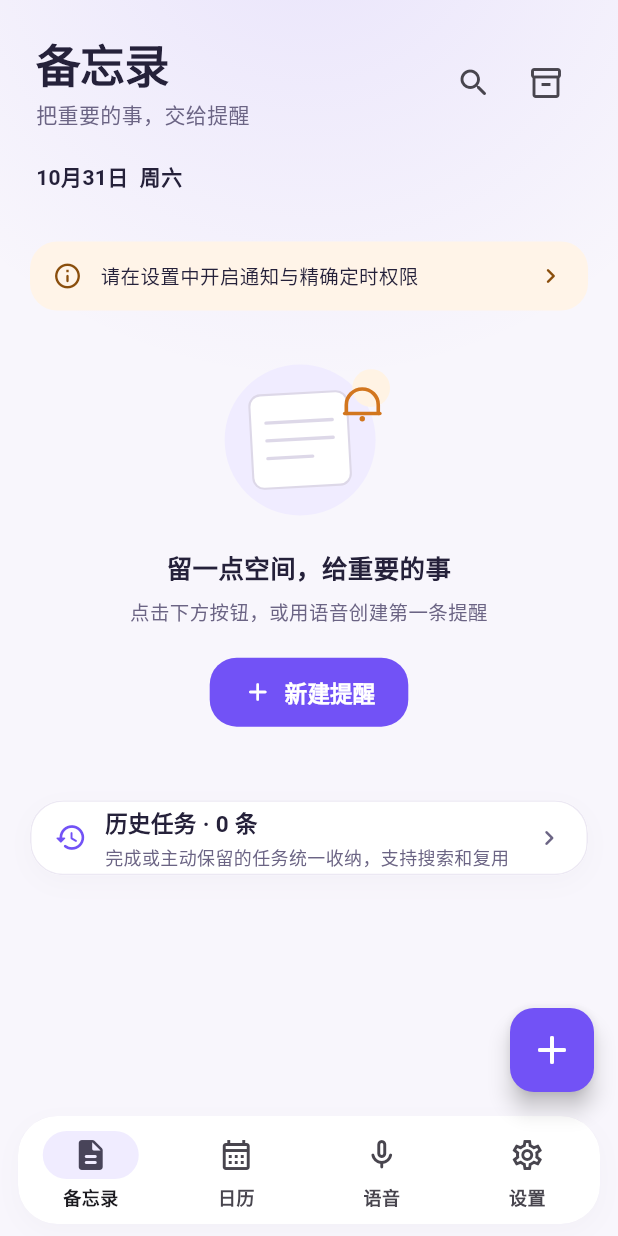
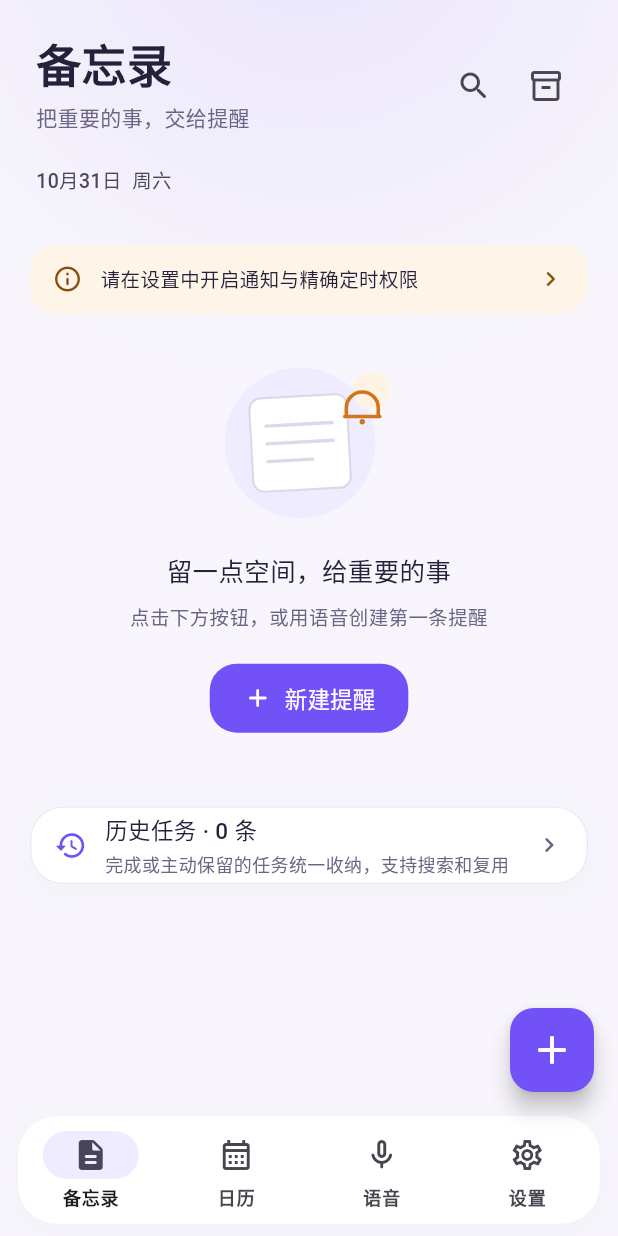
Before and after one commit to niceday-hh/codex_flutter2, a Flutter app: the screen it shows after launch, on a phone screen of 412 x 824 dp. Run offline on Flutter 3.47's test engine with Material 3 defaults, Android fonts, the phone set to English and light mode, and no system bars; missing offline and left inert: sherpa_onnx.

Commit message:
style: 排版减重与深色分层
- 字重收敛为 400/500/600 三档，中文去掉负字距，行高 1.5 -> 1.62
- 时间降级：主卡 34/w600，卡片 21/w600
- 分组头改为 muted/w500 + 短横与细线，不再是 ink/w700 的横带
- 深色改三档表面，正文降到 #E9E4F4（14.4:1）
- 主卡投影跟随强调色
- 四条守卫测试锁住字重、字距、字号与深色分层

```diff
--- a/lib/design_tokens.dart
+++ b/lib/design_tokens.dart
@@ -33,7 +33,7 @@ abstract final class MemoColor {
   static const canvas = Color(0xFFF8F6FC);
   /// The dark canvas. Also the label colour for pastel fills in dark mode,
   /// where white would only reach 3.5:1.
-  static const night = Color(0xFF121017);
+  static const night = Color(0xFF0E0D13);
   static const surface = Color(0xFFFFFFFF);
   static const surfaceAlt = Color(0xFFFBFAFE);
 
@@ -185,32 +185,41 @@ Color inkOn(Color swatch) {
   return white >= night ? Colors.white : MemoColor.night;
 }
 
-/// Eight steps, no free-form font sizes. Line heights are pre-baked so text
+  /// Eight steps, no free-form font sizes. Line heights are pre-baked so text
 /// never relies on the default 1.2 that makes Chinese paragraphs look cramped.
+///
+/// **Three weights, no more.** 400 body, 500 emphasis, 600 headings. The old
+/// scale ran w800 on five levels of the same screen, so "bold" stopped meaning
+/// anything and every paragraph read as a headline. Weight is a hierarchy
+/// signal; spending it everywhere removes the hierarchy.
+///
+/// **No negative tracking on Chinese.** Latin can take -0.4px at 30px, Han
+/// glyphs cannot: their strokes start touching and a bold face turns into a
+/// slab. Only the tabular time keeps a little, because digits are narrow.
 abstract final class MemoText {
-  static const display = TextStyle(fontSize: 30, height: 1.2, fontWeight: FontWeight.w800, letterSpacing: -.4, color: MemoColor.ink);
-  static const title = TextStyle(fontSize: 22, height: 1.28, fontWeight: FontWeight.w700, color: MemoColor.ink);
-  static const headline = TextStyle(fontSize: 17, height: 1.4, fontWeight: FontWeight.w600, color: MemoColor.ink);
-  static const subtitle = TextStyle(fontSize: 15, height: 1.45, fontWeight: FontWeight.w600, color: MemoColor.ink);
-  static const body = TextStyle(fontSize: 14, height: 1.5, color: MemoColor.ink);
-  static const label = TextStyle(fontSize: 13, height: 1.45, fontWeight: FontWeight.w500, color: MemoColor.inkSoft);
-  static const caption = TextStyle(fontSize: 12, height: 1.45, color: MemoColor.muted);
-  static const overline = TextStyle(fontSize: 12, height: 1.3, fontWeight: FontWeight.w600, letterSpacing: .3, color: MemoColor.muted);
+  static const display = TextStyle(fontSize: 30, height: 1.24, fontWeight: FontWeight.w600, color: MemoColor.ink);
+  static const title = TextStyle(fontSize: 21, height: 1.3, fontWeight: FontWeight.w600, color: MemoColor.ink);
+  static const headline = TextStyle(fontSize: 17, height: 1.45, fontWeight: FontWeight.w500, color: MemoColor.ink);
+  static const subtitle = TextStyle(fontSize: 15, height: 1.5, fontWeight: FontWeight.w500, color: MemoColor.ink);
+  static const body = TextStyle(fontSize: 14, height: 1.62, color: MemoColor.ink);
+  static const label = TextStyle(fontSize: 13, height: 1.5, fontWeight: FontWeight.w500, color: MemoColor.inkSoft);
+  static const caption = TextStyle(fontSize: 12, height: 1.5, color: MemoColor.muted);
+  static const overline = TextStyle(fontSize: 12, height: 1.3, fontWeight: FontWeight.w600, color: MemoColor.muted);
 
   /// Buttons: no baked-in colour, so `foregroundColor` from the theme wins.
-  static const button = TextStyle(fontSize: 15, height: 1.4, fontWeight: FontWeight.w600);
+  static const button = TextStyle(fontSize: 15, height: 1.4, fontWeight: FontWeight.w500);
 
   /// The two display numbers. Big enough that the time reads before the text,
   /// which is what makes a list of reminders scannable rather than readable.
-  static const heroTime = TextStyle(fontSize: 40, height: 1.06, letterSpacing: -1.2,
-    fontWeight: FontWeight.w800, color: Color(0xFFFFFFFF), fontFeatures: tabular);
-  static const cardTime = TextStyle(fontSize: 26, height: 1.1, letterSpacing: -.8,
-    fontWeight: FontWeight.w800, color: MemoColor.ink, fontFeatures: tabular);
+  static const heroTime = TextStyle(fontSize: 34, height: 1.08, letterSpacing: -.6,
+    fontWeight: FontWeight.w600, color: Color(0xFFFFFFFF), fontFeatures: tabular);
+  static const cardTime = TextStyle(fontSize: 21, height: 1.14, letterSpacing: -.2,
+    fontWeight: FontWeight.w600, color: MemoColor.ink, fontFeatures: tabular);
 
   /// Card title: one step above [subtitle], so the clock and the text are not
   /// competing at almost the same size.
-  static const cardTitle = TextStyle(fontSize: 16, height: 1.45, fontWeight: FontWeight.w600, color: MemoColor.ink);
-  static const heroTitle = TextStyle(fontSize: 18, height: 1.4, fontWeight: FontWeight.w600, color: Color(0xFFFFFFFF));
+  static const cardTitle = TextStyle(fontSize: 15.5, height: 1.5, fontWeight: FontWeight.w500, color: MemoColor.ink);
+  static const heroTitle = TextStyle(fontSize: 17, height: 1.45, fontWeight: FontWeight.w500, color: Color(0xFFFFFFFF));
 
   /// Numbers that must not jitter (countdowns, clocks, dates).
   static const tabular = <FontFeature>[FontFeature.tabularFigures()];
@@ -247,8 +256,12 @@ abstract final class MemoShadow {
   static const float = <BoxShadow>[BoxShadow(color: Color(0x120E0824), blurRadius: 22, offset: Offset(0, 10))];
   static const sheet = <BoxShadow>[BoxShadow(color: Color(0x240E0824), blurRadius: 40, offset: Offset(0, 18))];
 
-  /// Brand-tinted lift under the hero card, so it reads as lit rather than cut out.
-  static const hero = <BoxShadow>[BoxShadow(color: Color(0x3D4A2BC4), blurRadius: 26, offset: Offset(0, 12))];
+  /// Brand-tinted lift under the hero card, so it reads as lit rather than cut
+  /// out. Takes the colour from the active ramp: a violet shadow under a teal
+  /// card looked like a bruise.
+  static List<BoxShadow> heroFor(Color brand600) =>
+    [BoxShadow(color: brand600.withValues(alpha: .24), blurRadius: 26, offset: const Offset(0, 12))];
+
 
   /// Pressed card: the shadow tightens as the card dips, so the finger gets a
   /// second, cheaper signal on top of the ripple.
@@ -283,7 +296,12 @@ abstract final class MemoMotion {
 /// ships; anything else is a one-off that will drift.
 @immutable
 class MemoPalette {
-  final Color surface, canvas, ink, inkSoft, muted, line, lineStrong, outline;
+  /// Three surfaces, not two. `canvas` is the page, `surface` is a resting card,
+  /// `surfaceAlt` is something lifted off the page (sheets, menus, the selected
+  /// swatch frame). In dark mode the three are only ~4% apart in luminance —
+  /// enough to read as layers, not enough to glow.
+  final Color surface, surfaceAlt, canvas;
+  final Color ink, inkSoft, muted, line, lineStrong, outline;
   final Color brand50, brand100, brand200, brand400, brand500, brand600, brand700, brand800;
   final Color onBrand, onBrandSoft, amber, amberSurface, amberInk, amberDeep;
   final Color danger, dangerSurface, success, warning, warningSurface;
@@ -301,6 +319,7 @@ class MemoPalette {
     required this.onBrand, required this.onBrandSoft, required this.amber, required this.amberSurface,
     required this.amberInk, required this.amberDeep, required this.danger, required this.dangerSurface,
     required this.success, required this.warning, required this.warningSurface,
+    this.surfaceAlt = MemoColor.surfaceAlt,
     this.brand = brandVioletLight, this.accent = MemoAccent.violet,
   });
 
@@ -310,8 +329,8 @@ class MemoPalette {
   MemoPalette withBrand(MemoAccent accent, Brightness brightness) {
     final b = brandFor(accent, brightness);
     return MemoPalette(
-      surface: surface, canvas: canvas, ink: ink, inkSoft: inkSoft, muted: muted, line: line,
-      lineStrong: lineStrong, outline: outline,
+      surface: surface, surfaceAlt: surfaceAlt, canvas: canvas, ink: ink, inkSoft: inkSoft,
+      muted: muted, line: line, lineStrong: lineStrong, outline: outline,
       brand50: b.c50, brand100: b.c100, brand200: b.c200, brand400: b.c400,
       brand500: b.c500, brand600: b.c600, brand700: b.c700, brand800: b.c800,
       onBrand: onBrand, onBrandSoft: onBrandSoft, amber: amber, amberSurface: amberSurface,
@@ -326,7 +345,8 @@ class MemoPalette {
     ? brand.gradientDawn : hour >= 10 && hour < 17 ? brand.gradientDay : brand.gradientNight;
 
   static const light = MemoPalette(
-    surface: MemoColor.surface, canvas: MemoColor.canvas, ink: MemoColor.ink,
+    surface: MemoColor.surface, surfaceAlt: MemoColor.surfaceAlt, canvas: MemoColor.canvas,
+    ink: MemoColor.ink,
     inkSoft: MemoColor.inkSoft, muted: MemoColor.muted, line: MemoColor.line,
     lineStrong: MemoColor.lineStrong, outline: MemoColor.outline,
     brand50: MemoColor.brand50, brand100: MemoColor.brand100, brand200: MemoColor.brand200,
@@ -338,14 +358,18 @@ class MemoPalette {
     success: MemoColor.success, warning: MemoColor.warning, warningSurface: MemoColor.warningSurface,
   );
 
-  /// Not an inverted light theme: the surfaces are near-black with a violet
-  /// cast (#121017 / #1B1822) so the brand does not turn grey at night, and
-  /// every text colour clears 4.5:1 against its own surface:
-  /// ink 15.4:1, muted 7.1:1, outline 5.4:1 on [surface].
+  /// Not an inverted light theme: three near-black surfaces with a violet cast
+  /// (#0E0D13 page → #191622 card → #221E2D lifted) so the brand does not turn
+  /// grey at night, and every text colour clears 4.5:1 against its own surface:
+  /// ink 14.4:1, muted 7.1:1, outline 6.2:1 on [surface].
+  ///
+  /// `ink` used to be #F3EFFA. Dropping four percent of its luminance keeps it
+  /// above AAA (14.4:1) while taking the glare off long paragraphs at 2 a.m.
   static const dark = MemoPalette(
-    surface: Color(0xFF1B1822), canvas: MemoColor.night, ink: Color(0xFFF3EFFA),
-    inkSoft: Color(0xFFD9D3E6), muted: Color(0xFFA79FB9), line: Color(0xFF2E2938),
-    lineStrong: Color(0xFF3D3649), outline: Color(0xFF928AA6),
+    surface: Color(0xFF191622), surfaceAlt: Color(0xFF221E2D), canvas: MemoColor.night,
+    ink: Color(0xFFE9E4F4),
+    inkSoft: Color(0xFFD9D3E6), muted: Color(0xFFA79FB9), line: Color(0xFF383244),
+    lineStrong: Color(0xFF453D55), outline: Color(0xFF928AA6),
     brand50: Color(0xFF1F1A2E), brand100: Color(0xFF2A2340), brand200: Color(0xFF3B3160),
     brand400: Color(0xFF9B82FF), brand500: Color(0xFF8C74FF), brand600: Color(0xFFA18CFF),
     brand700: Color(0xFFC3B6FF), brand800: Color(0xFFDFD7FF),
@@ -370,23 +394,30 @@ class MemoType {
   final MemoPalette c;
   const MemoType(this.c);
 
-  TextStyle get display => TextStyle(fontSize: 30, height: 1.2, fontWeight: FontWeight.w800, letterSpacing: -.4, color: c.ink);
-  TextStyle get title => TextStyle(fontSize: 22, height: 1.28, fontWeight: FontWeight.w700, color: c.ink);
-  TextStyle get headline => TextStyle(fontSize: 17, height: 1.4, fontWeight: FontWeight.w600, color: c.ink);
-  TextStyle get subtitle => TextStyle(fontSize: 15, height: 1.45, fontWeight: FontWeight.w600, color: c.ink);
-  TextStyle get body => TextStyle(fontSize: 14, height: 1.5, color: c.ink);
-  TextStyle get label => TextStyle(fontSize: 13, height: 1.45, fontWeight: FontWeight.w500, color: c.inkSoft);
-  TextStyle get caption => TextStyle(fontSize: 12, height: 1.45, color: c.muted);
-  TextStyle get overline => TextStyle(fontSize: 12, height: 1.3, fontWeight: FontWeight.w600, letterSpacing: .3, color: c.muted);
-  TextStyle get button => const TextStyle(fontSize: 15, height: 1.4, fontWeight: FontWeight.w600);
-  TextStyle get cardTime => TextStyle(fontSize: 26, height: 1.1, letterSpacing: -.8,
-    fontWeight: FontWeight.w800, color: c.ink, fontFeatures: MemoText.tabular);
-  TextStyle get cardTitle => TextStyle(fontSize: 16, height: 1.45, fontWeight: FontWeight.w600, color: c.ink);
+  TextStyle get display => TextStyle(fontSize: 30, height: 1.24, fontWeight: FontWeight.w600, color: c.ink);
+  TextStyle get title => TextStyle(fontSize: 21, height: 1.3, fontWeight: FontWeight.w600, color: c.ink);
+  TextStyle get headline => TextStyle(fontSize: 17, height: 1.45, fontWeight: FontWeight.w500, color: c.ink);
+  TextStyle get subtitle => TextStyle(fontSize: 15, height: 1.5, fontWeight: FontWeight.w500, color: c.ink);
+  TextStyle get body => TextStyle(fontSize: 14, height: 1.62, color: c.ink);
+  TextStyle get label => TextStyle(fontSize: 13, height: 1.5, fontWeight: FontWeight.w500, color: c.inkSoft);
+  TextStyle get caption => TextStyle(fontSize: 12, height: 1.5, color: c.muted);
+  TextStyle get overline => TextStyle(fontSize: 12, height: 1.3, fontWeight: FontWeight.w600, color: c.muted);
+  TextStyle get button => const TextStyle(fontSize: 15, height: 1.4, fontWeight: FontWeight.w500);
+  TextStyle get cardTime => TextStyle(fontSize: 21, height: 1.14, letterSpacing: -.2,
+    fontWeight: FontWeight.w600, color: c.ink, fontFeatures: MemoText.tabular);
+  TextStyle get cardTitle => TextStyle(fontSize: 15.5, height: 1.5, fontWeight: FontWeight.w500, color: c.ink);
+
+  /// Day-bucket label above a run of cards. It names a range, it is not a
+  /// heading: at caption size in [MemoPalette.muted] it reads as a rule on the
+  /// page, where ink-weight text used to make the pinned band the brightest
+  /// thing on a dark screen.
+  TextStyle get groupLabel => TextStyle(fontSize: 12, height: 1.2,
+    fontWeight: FontWeight.w500, color: c.muted);
 
   /// White on the hero gradient in both themes: the card is dark either way.
-  TextStyle get heroTime => const TextStyle(fontSize: 40, height: 1.06, letterSpacing: -1.2,
-    fontWeight: FontWeight.w800, color: Color(0xFFFFFFFF), fontFeatures: MemoText.tabular);
-  TextStyle get heroTitle => const TextStyle(fontSize: 18, height: 1.4, fontWeight: FontWeight.w600, color: Color(0xFFFFFFFF));
+  TextStyle get heroTime => const TextStyle(fontSize: 34, height: 1.08, letterSpacing: -.6,
+    fontWeight: FontWeight.w600, color: Color(0xFFFFFFFF), fontFeatures: MemoText.tabular);
+  TextStyle get heroTitle => const TextStyle(fontSize: 17, height: 1.45, fontWeight: FontWeight.w500, color: Color(0xFFFFFFFF));
 }
 
 /// Theme extension so a future dark theme can swap the whole palette without
--- a/lib/reminder_audio.dart
+++ b/lib/reminder_audio.dart
@@ -105,7 +105,7 @@ class _ReminderAudioPanelState extends State<ReminderAudioPanel> {
       return Container(width: double.infinity, padding: const EdgeInsets.all(16),
         decoration: BoxDecoration(color: context.colors.brand100, borderRadius: BorderRadius.circular(20)),
         child: Column(crossAxisAlignment: CrossAxisAlignment.start, children: [
-          const Text('提醒音频', style: TextStyle(fontWeight: FontWeight.w700, fontSize: 16)),
+          Text('提醒音频', style: context.text.subtitle),
           const SizedBox(height: 8),
           Semantics(liveRegion: true, child: Text(message, key: const ValueKey('reminder-audio-feedback'),
             style: TextStyle(color: _failed || failure ? context.colors.danger : context.colors.muted, fontSize: 13, height: 1.5))),
--- a/lib/speech_options.dart
+++ b/lib/speech_options.dart
@@ -156,7 +156,7 @@ Future<double?> chooseSpeechRate(BuildContext context, double current, {required
   var length = 1 / (current == 0 ? 1.0 : current);
   return showModalBottomSheet<double>(context: context, showDragHandle: true, builder: (c) => StatefulBuilder(
     builder: (c, update) => SafeArea(child: SingleChildScrollView(padding: const EdgeInsets.all(20), child: Column(mainAxisSize: MainAxisSize.min, children: [
-      Text('播报语速 ${(1 / length).toStringAsFixed(2)} 倍', style: const TextStyle(fontSize: 20, fontWeight: FontWeight.w700)),
+      Text('播报语速 ${(1 / length).toStringAsFixed(2)} 倍', style: context.text.title),
       Text('length_scale · ${length.toStringAsFixed(3)}'),
       Slider(min: 0.1, max: 2, divisions: 190, value: length.clamp(0.1, 2).toDouble(), label: length.toStringAsFixed(3), onChanged: (v) => update(() => length = (v * 1000).round() / 1000)),
        Padding(padding: EdgeInsets.only(bottom: 12), child: Text('与网页版相同：length_scale 越大越慢。保留模型原始停顿；0.1～2.0 对应约 10～0.5 倍语速。极端快语速可能影响清晰度。', style: TextStyle(fontSize: 12, color: context.colors.muted))),
@@ -186,7 +186,7 @@ Future<String?> chooseSpeechVoice(BuildContext context, String current, {require
       padding: EdgeInsets.fromLTRB(16, 0, 16, MediaQuery.viewInsetsOf(c).bottom),
       child: SizedBox(height: (MediaQuery.sizeOf(c).height - MediaQuery.viewInsetsOf(c).bottom) * 0.8,
       child: Column(children: [
-        const Text('选择播报音色', style: TextStyle(fontSize: 20, fontWeight: FontWeight.w700)),
+        Text('选择播报音色', style: context.text.title),
         const Text('VITS-MNN · 804个音色条目', style: TextStyle(fontSize: 12)),
         if (groups.isNotEmpty) DropdownButtonFormField<String>(initialValue: selectedGroup, isExpanded: true,
           decoration: const InputDecoration(labelText: '角色组'),
--- a/lib/speech_variation.dart
+++ b/lib/speech_variation.dart
@@ -14,7 +14,7 @@ Future<SpeechVariation?> chooseSpeechVariation(BuildContext context, {required d
     builder: (c) => StatefulBuilder(builder: (c, update) => SafeArea(child: SingleChildScrollView(
       padding: const EdgeInsets.fromLTRB(24, 0, 24, 24), child: Column(mainAxisSize: MainAxisSize.min,
         crossAxisAlignment: CrossAxisAlignment.stretch, children: [
-        const Text('高级语音设置', style: TextStyle(fontSize: 24, fontWeight: FontWeight.w700)),
+        Text('高级语音设置', style: context.text.title),
         const SizedBox(height: 12),
          Text('调整同一音色的生成变化。新的参数会用于重新准备音频；选定的版本会保存并重复使用。',
           style: TextStyle(color: context.colors.muted, height: 1.5)),
--- a/lib/vibration_picker.dart
+++ b/lib/vibration_picker.dart
@@ -48,7 +48,7 @@ class _VibrationPickerState extends State<VibrationPicker> {
   @override Widget build(BuildContext context) => SafeArea(child: ConstrainedBox(
     constraints: BoxConstraints(maxHeight: MediaQuery.sizeOf(context).height * .85),
     child: Column(mainAxisSize: MainAxisSize.min, children: [
-      const Padding(padding: EdgeInsets.all(12), child: Text('振动模式', style: TextStyle(fontSize: 20, fontWeight: FontWeight.w700))),
+      Padding(padding: const EdgeInsets.all(12), child: Text('振动模式', style: context.text.title)),
       Semantics(liveRegion: true, child: Container(width: double.infinity,
         margin: const EdgeInsets.fromLTRB(20, 2, 20, 12), padding: const EdgeInsets.all(14),
         decoration: BoxDecoration(color: failed ? context.colors.dangerSurface : context.colors.brand100, borderRadius: BorderRadius.circular(16)),
--- a/lib/voice_confirmation.dart
+++ b/lib/voice_confirmation.dart
@@ -75,8 +75,8 @@ class VoiceConfirmation extends StatelessWidget {
                   Text('首次提醒', style: context.text.overline),
                   const SizedBox(height: 4),
                   Text(validTime ? '${_dateLabel(r.date, parsed.reference)} $time' : '日期或时间待确认',
-                    style:  TextStyle(fontSize: 26, height: 1.2, fontWeight: FontWeight.w800,
-                      color: context.colors.ink, fontFeatures: MemoText.tabular)),
+                    style: context.text.heroTime.copyWith(color: context.colors.ink,
+                      fontSize: 26, height: 1.2)),
                 ])),
               ]),
               const SizedBox(height: MemoSpace.xl),
--- a/pubspec.yaml
+++ b/pubspec.yaml
@@ -1,7 +1,7 @@
 name: timed_memo
 description: Private, offline voice reminders for Android.
 publish_to: none
-version: 0.9.12+23
+version: 0.9.13+24
 environment:
   sdk: '>=3.9.0 <4.0.0'
 dependencies:
```
Also changed, not shown: lib/main.dart (+39 -21 lines), 4 other files.
